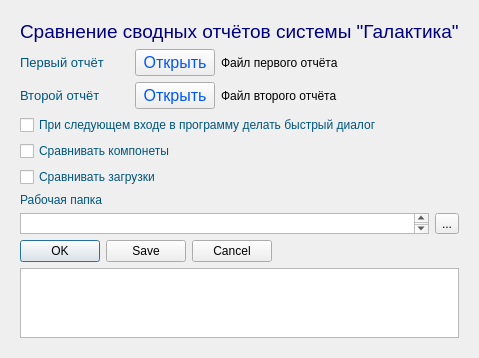
This is _internal/compare_reports.ui in LeonidBolshakov/compare_reports as Qt 5 draws it before an edit. The edited form follows.
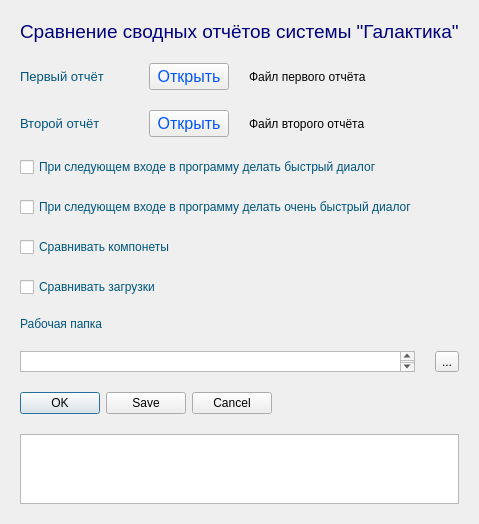
This is the edited form. Custom widgets are drawn as their Qt base class.

Commit message: добавлены поля главного окна

Diff of the .ui file:
```diff
--- a/_internal/compare_reports.ui
+++ b/_internal/compare_reports.ui
@@ -7,7 +7,7 @@
     <x>0</x>
     <y>0</y>
     <width>428</width>
-    <height>301</height>
+    <height>403</height>
    </rect>
   </property>
   <property name="windowTitle">
@@ -15,6 +15,9 @@
   </property>
   <widget class="QWidget" name="centralwidget">
    <layout class="QVBoxLayout" name="verticalLayout">
+    <property name="spacing">
+     <number>20</number>
+    </property>
     <property name="leftMargin">
      <number>20</number>
     </property>
@@ -731,6 +734,50 @@
       </property>
      </widget>
     </item>
+    <item>
+     <widget class="QCheckBox" name="checkBoxSuperFast">
+      <property name="palette">
+       <palette>
+        <active>
+         <colorrole role="WindowText">
+          <brush brushstyle="SolidPattern">
+           <color alpha="255">
+            <red>0</red>
+            <green>85</green>
+            <blue>127</blue>
+           </color>
+          </brush>
+         </colorrole>
+        </active>
+        <inactive>
+         <colorrole role="WindowText">
+          <brush brushstyle="SolidPattern">
+           <color alpha="255">
+            <red>0</red>
+            <green>85</green>
+            <blue>127</blue>
+           </color>
+          </brush>
+         </colorrole>
+        </inactive>
+        <disabled>
+         <colorrole role="WindowText">
+          <brush brushstyle="SolidPattern">
+           <color alpha="255">
+            <red>120</red>
+            <green>120</green>
+            <blue>120</blue>
+           </color>
+          </brush>
+         </colorrole>
+        </disabled>
+       </palette>
+      </property>
+      <property name="text">
+       <string>При следующем входе в программу делать очень быстрый диалог</string>
+      </property>
+     </widget>
+    </item>
     <item>
      <widget class="QCheckBox" name="checkBoxComps">
       <property name="palette">
```
